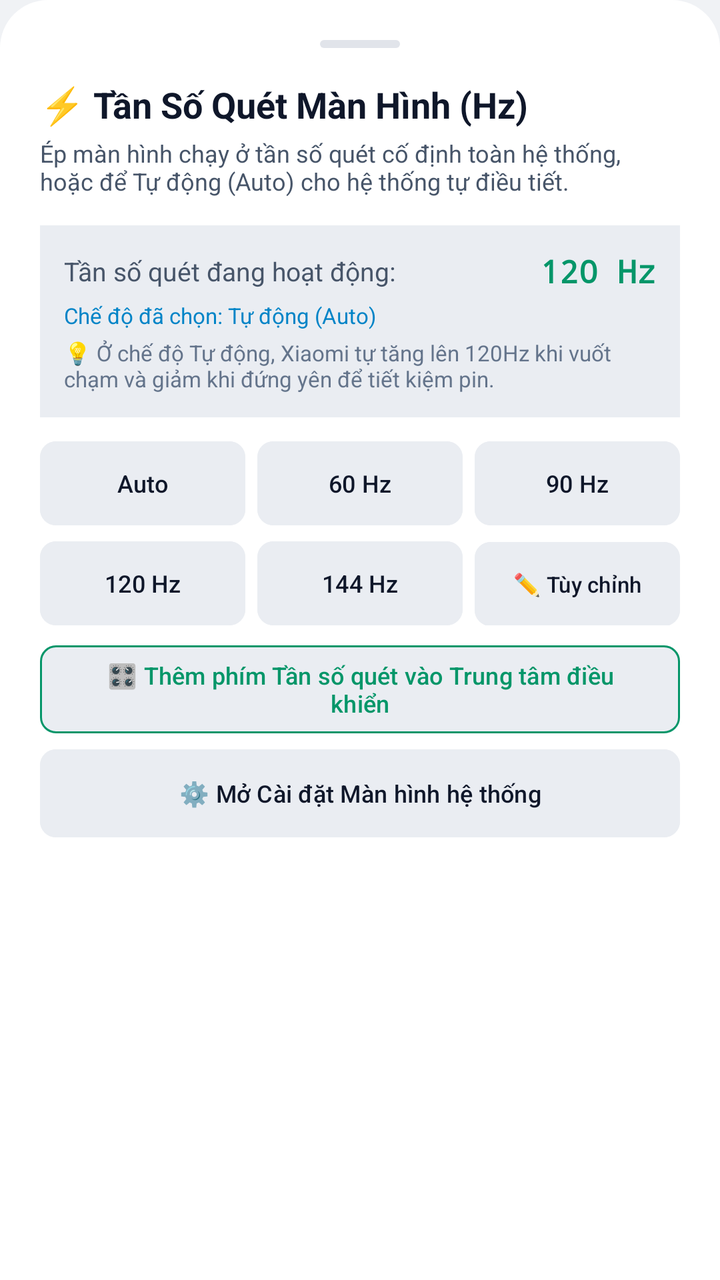
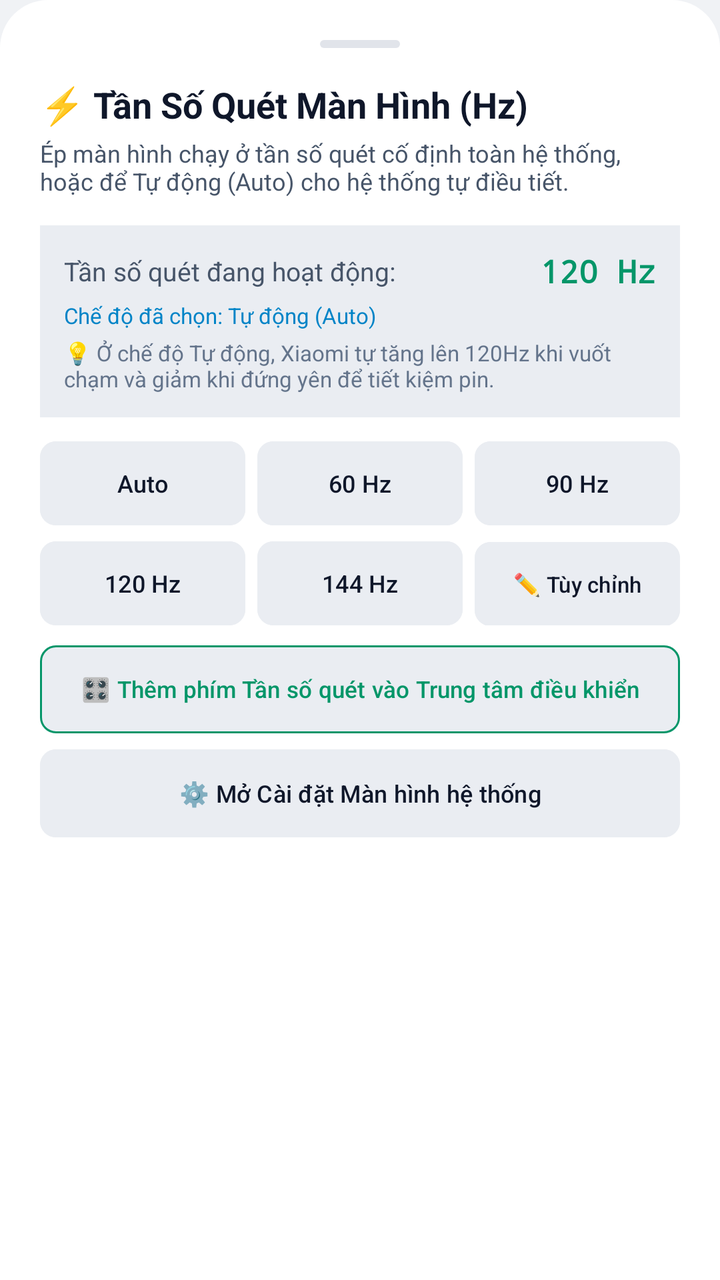

Compare the two renders of this Android layout. The source of the first and the diff that turns it into the second are given below.
<!-- AndroidManifest.xml: application theme Theme.ToolXiaomi -->
<!-- res/layout/bottom_sheet_hz.xml -->
<?xml version="1.0" encoding="utf-8"?>
<androidx.core.widget.NestedScrollView xmlns:android="http://schemas.android.com/apk/res/android"
    xmlns:app="http://schemas.android.com/apk/res-auto"
    android:layout_width="match_parent"
    android:layout_height="wrap_content"
    android:background="@drawable/bg_bottom_sheet"
    android:fillViewport="true"
    android:overScrollMode="never">

    <LinearLayout
        android:layout_width="match_parent"
        android:layout_height="wrap_content"
        android:orientation="vertical"
        android:padding="20dp">

        
        <View
            android:layout_width="40dp"
            android:layout_height="4dp"
            android:layout_gravity="center_horizontal"
            android:layout_marginBottom="16dp"
            android:background="@drawable/bg_drag_handle" />

        <TextView
            android:layout_width="wrap_content"
            android:layout_height="wrap_content"
            android:text="⚡ Tần Số Quét Màn Hình (Hz)"
            android:textColor="@color/text_primary"
            android:textSize="18sp"
            android:textStyle="bold" />

        <TextView
            android:layout_width="wrap_content"
            android:layout_height="wrap_content"
            android:layout_marginTop="4dp"
            android:text="Ép màn hình chạy ở tần số quét cố định toàn hệ thống, hoặc để Tự động (Auto) cho hệ thống tự điều tiết."
            android:textColor="@color/text_secondary"
            android:textSize="12sp" />

        
        <LinearLayout
            android:layout_width="match_parent"
            android:layout_height="wrap_content"
            android:layout_marginTop="14dp"
            android:background="@color/card_highlight"
            android:orientation="vertical"
            android:padding="12dp">

            <LinearLayout
                android:layout_width="match_parent"
                android:layout_height="wrap_content"
                android:gravity="center_vertical"
                android:orientation="horizontal">

                <TextView
                    android:layout_width="0dp"
                    android:layout_height="wrap_content"
                    android:layout_weight="1"
                    android:text="Tần số quét đang hoạt động:"
                    android:textColor="@color/text_secondary"
                    android:textSize="13sp" />

                <TextView
                    android:id="@+id/bs_tv_current_hz"
                    android:layout_width="wrap_content"
                    android:layout_height="wrap_content"
                    android:fontFamily="monospace"
                    android:text="120 Hz"
                    android:textColor="@color/neon_green"
                    android:textSize="16sp"
                    android:textStyle="bold" />
            </LinearLayout>

            <TextView
                android:id="@+id/bs_tv_hz_current_mode"
                android:layout_width="wrap_content"
                android:layout_height="wrap_content"
                android:layout_marginTop="4dp"
                android:text="Chế độ đã chọn: Tự động (Auto)"
                android:textColor="@color/neon_cyan"
                android:textSize="11sp" />

            <TextView
                android:layout_width="wrap_content"
                android:layout_height="wrap_content"
                android:layout_marginTop="4dp"
                android:text="💡 Ở chế độ Tự động, Xiaomi tự tăng lên 120Hz khi vuốt chạm và giảm khi đứng yên để tiết kiệm pin."
                android:textColor="@color/text_muted"
                android:textSize="11sp" />
        </LinearLayout>

        
        <LinearLayout
            android:layout_width="match_parent"
            android:layout_height="wrap_content"
            android:layout_marginTop="12dp"
            android:orientation="horizontal">

            <com.google.android.material.button.MaterialButton
                android:id="@+id/bs_btn_hz_auto"
                android:layout_width="0dp"
                android:layout_height="wrap_content"
                android:layout_marginEnd="3dp"
                android:layout_weight="1"
                android:minHeight="42dp"
                android:backgroundTint="@color/card_highlight"
                android:insetTop="0dp"
                android:insetBottom="0dp"
                android:paddingLeft="2dp"
                android:paddingRight="2dp"
                android:text="Auto"
                android:textColor="@color/text_primary"
                android:textSize="12sp"
                app:cornerRadius="8dp" />

            <com.google.android.material.button.MaterialButton
                android:id="@+id/bs_btn_hz_60"
                android:layout_width="0dp"
                android:layout_height="wrap_content"
                android:layout_marginStart="3dp"
                android:layout_marginEnd="3dp"
                android:layout_weight="1"
                android:minHeight="42dp"
                android:backgroundTint="@color/card_highlight"
                android:insetTop="0dp"
                android:insetBottom="0dp"
                android:paddingLeft="2dp"
                android:paddingRight="2dp"
                android:text="60 Hz"
                android:textColor="@color/text_primary"
                android:textSize="12sp"
                app:cornerRadius="8dp" />

            <com.google.android.material.button.MaterialButton
                android:id="@+id/bs_btn_hz_90"
                android:layout_width="0dp"
                android:layout_height="wrap_content"
                android:layout_marginStart="3dp"
                android:layout_weight="1"
                android:minHeight="42dp"
                android:backgroundTint="@color/card_highlight"
                android:insetTop="0dp"
                android:insetBottom="0dp"
                android:paddingLeft="2dp"
                android:paddingRight="2dp"
                android:text="90 Hz"
                android:textColor="@color/text_primary"
                android:textSize="12sp"
                app:cornerRadius="8dp" />
        </LinearLayout>

        
        <LinearLayout
            android:layout_width="match_parent"
            android:layout_height="wrap_content"
            android:layout_marginTop="8dp"
            android:orientation="horizontal">

            <com.google.android.material.button.MaterialButton
                android:id="@+id/bs_btn_hz_120"
                android:layout_width="0dp"
                android:layout_height="wrap_content"
                android:layout_marginEnd="3dp"
                android:layout_weight="1"
                android:minHeight="42dp"
                android:backgroundTint="@color/card_highlight"
                android:insetTop="0dp"
                android:insetBottom="0dp"
                android:paddingLeft="2dp"
                android:paddingRight="2dp"
                android:text="120 Hz"
                android:textColor="@color/text_primary"
                android:textSize="12sp"
                app:cornerRadius="8dp" />

            <com.google.android.material.button.MaterialButton
                android:id="@+id/bs_btn_hz_144"
                android:layout_width="0dp"
                android:layout_height="wrap_content"
                android:layout_marginStart="3dp"
                android:layout_marginEnd="3dp"
                android:layout_weight="1"
                android:minHeight="42dp"
                android:backgroundTint="@color/card_highlight"
                android:insetTop="0dp"
                android:insetBottom="0dp"
                android:paddingLeft="2dp"
                android:paddingRight="2dp"
                android:text="144 Hz"
                android:textColor="@color/text_primary"
                android:textSize="12sp"
                app:cornerRadius="8dp" />

            <com.google.android.material.button.MaterialButton
                android:id="@+id/bs_btn_hz_custom"
                android:layout_width="0dp"
                android:layout_height="wrap_content"
                android:layout_marginStart="3dp"
                android:layout_weight="1"
                android:minHeight="42dp"
                android:backgroundTint="@color/card_highlight"
                android:insetTop="0dp"
                android:insetBottom="0dp"
                android:paddingLeft="2dp"
                android:paddingRight="2dp"
                android:text="✏️ Tùy chỉnh"
                android:textColor="@color/text_primary"
                android:textSize="11sp"
                app:cornerRadius="8dp" />
        </LinearLayout>

        <com.google.android.material.button.MaterialButton
            android:id="@+id/bs_btn_add_hz_tile"
            android:layout_width="match_parent"
            android:layout_height="wrap_content"
            android:layout_marginTop="10dp"
            android:minHeight="44dp"
            android:backgroundTint="@color/card_highlight"
            android:insetTop="0dp"
            android:insetBottom="0dp"
            android:text="🎛️ Thêm phím Tần số quét vào Trung tâm điều khiển"
            android:textColor="@color/neon_green"
            android:textSize="12sp"
            app:cornerRadius="8dp"
            app:strokeColor="@color/neon_green"
            app:strokeWidth="1dp" />

        <com.google.android.material.button.MaterialButton
            android:id="@+id/bs_btn_open_hz_settings"
            android:layout_width="match_parent"
            android:layout_height="wrap_content"
            android:layout_marginTop="8dp"
            android:minHeight="44dp"
            android:backgroundTint="@color/card_highlight"
            android:insetTop="0dp"
            android:insetBottom="0dp"
            android:text="⚙️ Mở Cài đặt Màn hình hệ thống"
            android:textColor="@color/text_primary"
            android:textSize="12sp"
            app:cornerRadius="8dp" />

    </LinearLayout>

</androidx.core.widget.NestedScrollView>
<!-- resources referenced by this layout -->
<resources>
  <color name="card_highlight">#EAEDF2</color>
  <color name="neon_cyan">#0284C7</color>
  <color name="neon_green">#059669</color>
  <color name="text_muted">#64748B</color>
  <color name="text_primary">#0F172A</color>
  <color name="text_secondary">#475569</color>
  <!-- drawable bg_bottom_sheet (drawable) -->
  <?xml version="1.0" encoding="utf-8"?>
  <shape xmlns:android="http://schemas.android.com/apk/res/android"
      android:shape="rectangle">
      <solid android:color="@color/card_dark" />
      <corners
          android:topLeftRadius="24dp"
          android:topRightRadius="24dp" />
  </shape>
  <!-- drawable bg_drag_handle (drawable) -->
  <?xml version="1.0" encoding="utf-8"?>
  <shape xmlns:android="http://schemas.android.com/apk/res/android"
      android:shape="rectangle">
      <solid android:color="@color/card_dark_stroke" />
      <corners android:radius="2dp" />
  </shape>
  <style name="Theme.ToolXiaomi" parent="Theme.Material3.DayNight.NoActionBar">
          <item name="colorPrimary">@color/mi_orange</item>
          <item name="colorPrimaryVariant">@color/mi_orange_dark</item>
          <item name="colorOnPrimary">#FFFFFF</item>
          <item name="colorSecondaryContainer">@color/card_highlight</item>
          <item name="colorOnSecondaryContainer">@color/mi_orange</item>
          <item name="android:statusBarColor">@color/bg_dark</item>
          <item name="android:navigationBarColor">@color/card_dark</item>
          <item name="android:windowBackground">@color/bg_dark</item>
          <item name="android:windowLightStatusBar" tools:targetApi="m">true</item>
          <item name="android:windowLightNavigationBar" tools:targetApi="o_mr1">true</item>
      </style>
  <color name="card_dark">#FFFFFF</color>
  <color name="card_dark_stroke">#E1E4EA</color>
  <color name="mi_orange">#FF6900</color>
  <color name="mi_orange_dark">#E55D00</color>
  <color name="bg_dark">#F0F2F5</color>
</resources>

<!-- the commit's change to res/layout/bottom_sheet_hz.xml (unified diff, before → after) -->
@@ -103,11 +103,16 @@
                 android:layout_marginEnd="3dp"
                 android:layout_weight="1"
                 android:minHeight="42dp"
-                android:backgroundTint="@color/card_highlight"
-                android:insetTop="0dp"
-                android:insetBottom="0dp"
-                android:paddingLeft="2dp"
-                android:paddingRight="2dp"
+                android:minWidth="0dp"
+                android:backgroundTint="@color/card_highlight"
+                android:insetTop="0dp"
+                android:insetBottom="0dp"
+                android:insetLeft="0dp"
+                android:insetRight="0dp"
+                android:paddingLeft="2dp"
+                android:paddingRight="2dp"
+                android:maxLines="1"
+                android:ellipsize="end"
                 android:text="Auto"
                 android:textColor="@color/text_primary"
                 android:textSize="12sp"
@@ -121,11 +126,16 @@
                 android:layout_marginEnd="3dp"
                 android:layout_weight="1"
                 android:minHeight="42dp"
-                android:backgroundTint="@color/card_highlight"
-                android:insetTop="0dp"
-                android:insetBottom="0dp"
-                android:paddingLeft="2dp"
-                android:paddingRight="2dp"
+                android:minWidth="0dp"
+                android:backgroundTint="@color/card_highlight"
+                android:insetTop="0dp"
+                android:insetBottom="0dp"
+                android:insetLeft="0dp"
+                android:insetRight="0dp"
+                android:paddingLeft="2dp"
+                android:paddingRight="2dp"
+                android:maxLines="1"
+                android:ellipsize="end"
                 android:text="60 Hz"
                 android:textColor="@color/text_primary"
                 android:textSize="12sp"
@@ -138,11 +148,16 @@
                 android:layout_marginStart="3dp"
                 android:layout_weight="1"
                 android:minHeight="42dp"
-                android:backgroundTint="@color/card_highlight"
-                android:insetTop="0dp"
-                android:insetBottom="0dp"
-                android:paddingLeft="2dp"
-                android:paddingRight="2dp"
+                android:minWidth="0dp"
+                android:backgroundTint="@color/card_highlight"
+                android:insetTop="0dp"
+                android:insetBottom="0dp"
+                android:insetLeft="0dp"
+                android:insetRight="0dp"
+                android:paddingLeft="2dp"
+                android:paddingRight="2dp"
+                android:maxLines="1"
+                android:ellipsize="end"
                 android:text="90 Hz"
                 android:textColor="@color/text_primary"
                 android:textSize="12sp"
@@ -163,11 +178,16 @@
                 android:layout_marginEnd="3dp"
                 android:layout_weight="1"
                 android:minHeight="42dp"
-                android:backgroundTint="@color/card_highlight"
-                android:insetTop="0dp"
-                android:insetBottom="0dp"
-                android:paddingLeft="2dp"
-                android:paddingRight="2dp"
+                android:minWidth="0dp"
+                android:backgroundTint="@color/card_highlight"
+                android:insetTop="0dp"
+                android:insetBottom="0dp"
+                android:insetLeft="0dp"
+                android:insetRight="0dp"
+                android:paddingLeft="2dp"
+                android:paddingRight="2dp"
+                android:maxLines="1"
+                android:ellipsize="end"
                 android:text="120 Hz"
                 android:textColor="@color/text_primary"
                 android:textSize="12sp"
@@ -181,11 +201,16 @@
                 android:layout_marginEnd="3dp"
                 android:layout_weight="1"
                 android:minHeight="42dp"
-                android:backgroundTint="@color/card_highlight"
-                android:insetTop="0dp"
-                android:insetBottom="0dp"
-                android:paddingLeft="2dp"
-                android:paddingRight="2dp"
+                android:minWidth="0dp"
+                android:backgroundTint="@color/card_highlight"
+                android:insetTop="0dp"
+                android:insetBottom="0dp"
+                android:insetLeft="0dp"
+                android:insetRight="0dp"
+                android:paddingLeft="2dp"
+                android:paddingRight="2dp"
+                android:maxLines="1"
+                android:ellipsize="end"
                 android:text="144 Hz"
                 android:textColor="@color/text_primary"
                 android:textSize="12sp"
@@ -198,11 +223,16 @@
                 android:layout_marginStart="3dp"
                 android:layout_weight="1"
                 android:minHeight="42dp"
-                android:backgroundTint="@color/card_highlight"
-                android:insetTop="0dp"
-                android:insetBottom="0dp"
-                android:paddingLeft="2dp"
-                android:paddingRight="2dp"
+                android:minWidth="0dp"
+                android:backgroundTint="@color/card_highlight"
+                android:insetTop="0dp"
+                android:insetBottom="0dp"
+                android:insetLeft="0dp"
+                android:insetRight="0dp"
+                android:paddingLeft="2dp"
+                android:paddingRight="2dp"
+                android:maxLines="1"
+                android:ellipsize="end"
                 android:text="✏️ Tùy chỉnh"
                 android:textColor="@color/text_primary"
                 android:textSize="11sp"
@@ -218,9 +248,14 @@
             android:backgroundTint="@color/card_highlight"
             android:insetTop="0dp"
             android:insetBottom="0dp"
+            android:insetLeft="0dp"
+            android:insetRight="0dp"
+            android:paddingLeft="8dp"
+            android:paddingRight="8dp"
+            android:maxLines="2"
             android:text="🎛️ Thêm phím Tần số quét vào Trung tâm điều khiển"
             android:textColor="@color/neon_green"
-            android:textSize="12sp"
+            android:textSize="11.5sp"
             app:cornerRadius="8dp"
             app:strokeColor="@color/neon_green"
             app:strokeWidth="1dp" />
@@ -234,6 +269,12 @@
             android:backgroundTint="@color/card_highlight"
             android:insetTop="0dp"
             android:insetBottom="0dp"
+            android:insetLeft="0dp"
+            android:insetRight="0dp"
+            android:paddingLeft="8dp"
+            android:paddingRight="8dp"
+            android:maxLines="1"
+            android:ellipsize="end"
             android:text="⚙️ Mở Cài đặt Màn hình hệ thống"
             android:textColor="@color/text_primary"
             android:textSize="12sp"
